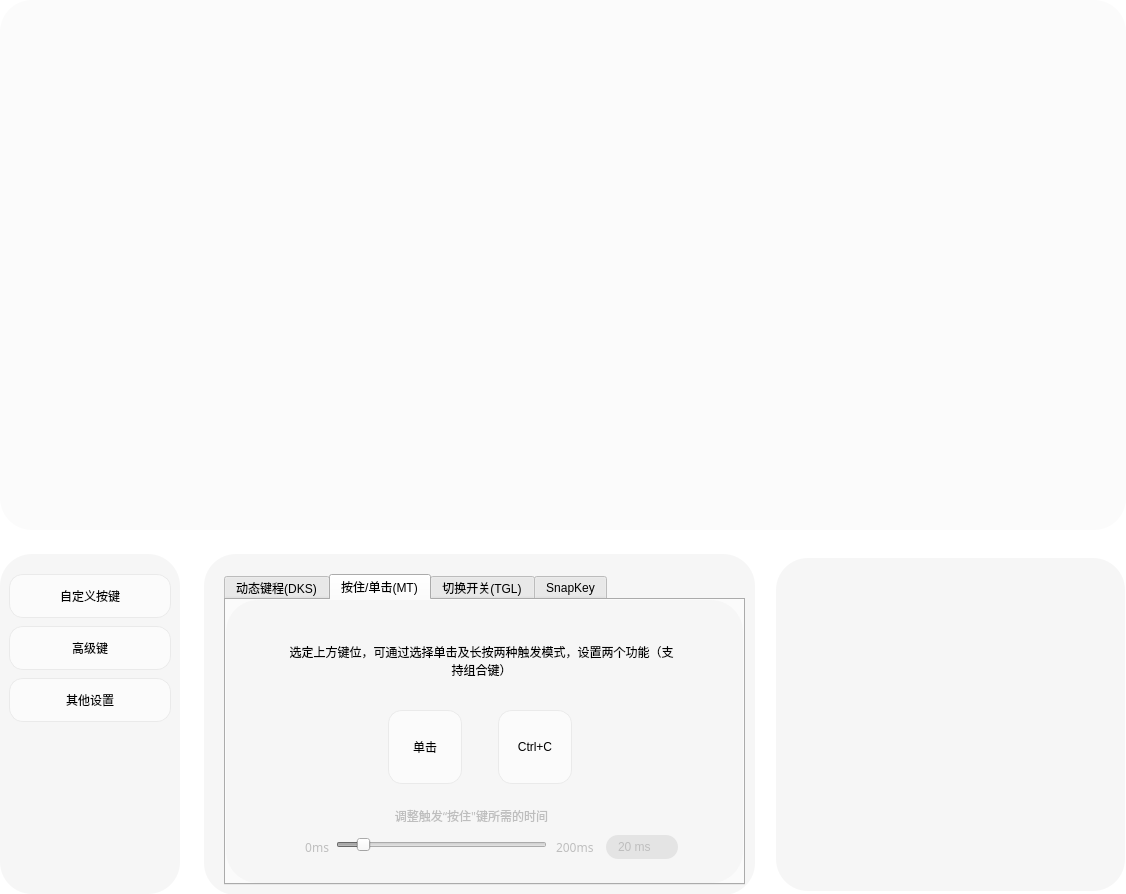
wlffeng2008/AkkoStudio, file FrameKeySetting.ui: the form before one commit.
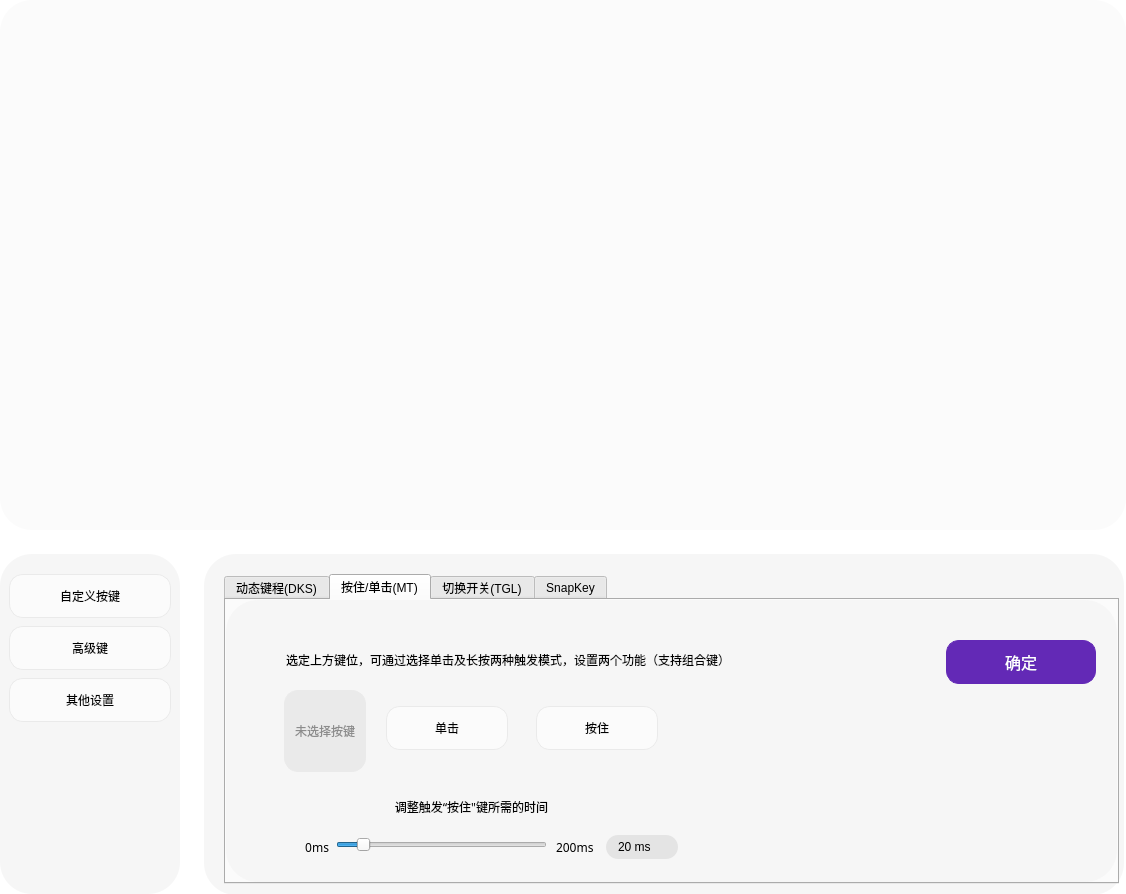
The form after the commit. The open tabs and pages were chosen to show the change. Icons and pictures are not drawn. Custom widgets are drawn as their Qt base class.

What changed in the file:
```diff
--- a/FrameKeySetting.ui
+++ b/FrameKeySetting.ui
@@ -946,44 +946,12 @@
             <property name="styleSheet">
              <string notr="true"/>
             </property>
-            <widget class="QFrame" name="frame">
-             <property name="geometry">
-              <rect>
-               <x>572</x>
-               <y>4</y>
-               <width>349</width>
-               <height>333</height>
-              </rect>
-             </property>
-             <property name="styleSheet">
-              <string notr="true">QFrame{background-color: #F6F6F6;border-radius:32px;}
-</string>
-             </property>
-             <property name="frameShape">
-              <enum>QFrame::Shape::StyledPanel</enum>
-             </property>
-             <property name="frameShadow">
-              <enum>QFrame::Shadow::Raised</enum>
-             </property>
-             <layout class="QVBoxLayout" name="verticalLayout_3">
-              <item>
-               <widget class="VirtualKeyboard" name="frameVK">
-                <property name="frameShape">
-                 <enum>QFrame::Shape::StyledPanel</enum>
-                </property>
-                <property name="frameShadow">
-                 <enum>QFrame::Shadow::Raised</enum>
-                </property>
-               </widget>
-              </item>
-             </layout>
-            </widget>
             <widget class="QFrame" name="frameTab2">
              <property name="geometry">
               <rect>
                <x>0</x>
                <y>0</y>
-               <width>551</width>
+               <width>920</width>
                <height>341</height>
               </rect>
              </property>
@@ -1002,8 +970,8 @@
                <rect>
                 <x>20</x>
                 <y>20</y>
-                <width>521</width>
-                <height>311</height>
+                <width>895</width>
+                <height>310</height>
                </rect>
               </property>
               <property name="currentIndex">
@@ -1298,29 +1266,29 @@
                <widget class="QPushButton" name="pushButton_MT1">
                 <property name="geometry">
                  <rect>
-                  <x>162</x>
-                  <y>110</y>
-                  <width>74</width>
-                  <height>74</height>
+                  <x>160</x>
+                  <y>106</y>
+                  <width>122</width>
+                  <height>44</height>
                  </rect>
                 </property>
                 <property name="minimumSize">
                  <size>
-                  <width>74</width>
-                  <height>74</height>
+                  <width>122</width>
+                  <height>44</height>
                  </size>
                 </property>
                 <property name="autoFillBackground">
                  <bool>false</bool>
                 </property>
                 <property name="styleSheet">
-                 <string notr="true">width:72px; height:72px;</string>
+                 <string notr="true">width:120px; height:40px;</string>
                 </property>
                 <property name="text">
                  <string>单击</string>
                 </property>
                 <property name="checkable">
-                 <bool>true</bool>
+                 <bool>false</bool>
                 </property>
                 <attribute name="buttonGroup">
                  <string notr="true">buttonGroupMT</string>
@@ -1329,26 +1297,32 @@
                <widget class="QPushButton" name="pushButton_MT2">
                 <property name="geometry">
                  <rect>
-                  <x>272</x>
-                  <y>110</y>
-                  <width>74</width>
-                  <height>74</height>
+                  <x>310</x>
+                  <y>106</y>
+                  <width>122</width>
+                  <height>44</height>
                  </rect>
                 </property>
                 <property name="minimumSize">
                  <size>
-                  <width>74</width>
-                  <height>74</height>
+                  <width>122</width>
+                  <height>44</height>
+                 </size>
+                </property>
+                <property name="maximumSize">
+                 <size>
+                  <width>122</width>
+                  <height>35</height>
                  </size>
                 </property>
                 <property name="styleSheet">
-                 <string notr="true">width:72px; height:72px;</string>
+                 <string notr="true">width:120px; height:40px;</string>
                 </property>
                 <property name="text">
-                 <string>Ctrl+C</string>
+                 <string>按住</string>
                 </property>
                 <property name="checkable">
-                 <bool>true</bool>
+                 <bool>false</bool>
                 </property>
                 <attribute name="buttonGroup">
                  <string notr="true">buttonGroupMT</string>
@@ -1359,15 +1333,15 @@
                  <rect>
                   <x>60</x>
                   <y>40</y>
-                  <width>391</width>
-                  <height>41</height>
+                  <width>600</width>
+                  <height>40</height>
                  </rect>
                 </property>
                 <property name="text">
                  <string>选定上方键位，可通过选择单击及长按两种触发模式，设置两个功能（支持组合键）</string>
                 </property>
                 <property name="alignment">
-                 <set>Qt::AlignmentFlag::AlignCenter</set>
+                 <set>Qt::AlignmentFlag::AlignLeading|Qt::AlignmentFlag::AlignLeft|Qt::AlignmentFlag::AlignVCenter</set>
                 </property>
                 <property name="wordWrap">
                  <bool>true</bool>
@@ -1375,12 +1349,12 @@
                </widget>
                <widget class="QLabel" name="labelTimeFlag">
                 <property name="enabled">
-                 <bool>false</bool>
+                 <bool>true</bool>
                 </property>
                 <property name="geometry">
                  <rect>
                   <x>50</x>
-                  <y>205</y>
+                  <y>196</y>
                   <width>391</width>
                   <height>21</height>
                  </rect>
@@ -1404,7 +1378,7 @@
                </widget>
                <widget class="QLabel" name="labelFlag1">
                 <property name="enabled">
-                 <bool>false</bool>
+                 <bool>true</bool>
                 </property>
                 <property name="geometry">
                  <rect>
@@ -1430,7 +1404,7 @@
                </widget>
                <widget class="QLabel" name="labelFlag2">
                 <property name="enabled">
-                 <bool>false</bool>
+                 <bool>true</bool>
                 </property>
                 <property name="geometry">
                  <rect>
@@ -1453,7 +1427,7 @@
                </widget>
                <widget class="QSlider" name="horizontalSlider">
                 <property name="enabled">
-                 <bool>false</bool>
+                 <bool>true</bool>
                 </property>
                 <property name="geometry">
                  <rect>
@@ -1475,7 +1449,7 @@
                </widget>
                <widget class="QLineEdit" name="lineEditValue">
                 <property name="enabled">
-                 <bool>false</bool>
+                 <bool>true</bool>
                 </property>
                 <property name="geometry">
                  <rect>
@@ -1492,6 +1466,64 @@
                  <string>20 ms</string>
                 </property>
                </widget>
+               <widget class="QPushButton" name="pushButton_OKMT">
+                <property name="geometry">
+                 <rect>
+                  <x>720</x>
+                  <y>40</y>
+                  <width>150</width>
+                  <height>44</height>
+                 </rect>
+                </property>
+                <property name="minimumSize">
+                 <size>
+                  <width>44</width>
+                  <height>44</height>
+                 </size>
+                </property>
+                <property name="maximumSize">
+                 <size>
+                  <width>444</width>
+                  <height>16777215</height>
+                 </size>
+                </property>
+                <property name="font">
+                 <font>
+                  <family>MiSans</family>
+                  <pointsize>-1</pointsize>
+                  <italic>false</italic>
+                  <bold>false</bold>
+                 </font>
+                </property>
+                <property name="focusPolicy">
+                 <enum>Qt::FocusPolicy::NoFocus</enum>
+                </property>
+                <property name="styleSheet">
+                 <string notr="true">QPushButton{background-color:#6329B6;border:1px solid #6329B6;border-radius:13px;color:white;font-size:16px;}</string>
+                </property>
+                <property name="text">
+                 <string>确定</string>
+                </property>
+               </widget>
+               <widget class="QPushButton" name="pushButton_MT">
+                <property name="enabled">
+                 <bool>false</bool>
+                </property>
+                <property name="geometry">
+                 <rect>
+                  <x>58</x>
+                  <y>90</y>
+                  <width>82</width>
+                  <height>82</height>
+                 </rect>
+                </property>
+                <property name="styleSheet">
+                 <string notr="true">width:80px; height:80px;</string>
+                </property>
+                <property name="text">
+                 <string>未选择按键</string>
+                </property>
+               </widget>
               </widget>
               <widget class="QWidget" name="tab23">
                <attribute name="title">
@@ -1921,12 +1953,6 @@
    <header>moduledksitem.h</header>
    <container>1</container>
   </customwidget>
-  <customwidget>
-   <class>VirtualKeyboard</class>
-   <extends>QFrame</extends>
-   <header>virtualkeyboard.h</header>
-   <container>1</container>
-  </customwidget>
  </customwidgets>
  <resources>
   <include location="res.qrc"/>
```
Left out of the diff: 505 changed lines with no effect on the pictures.
